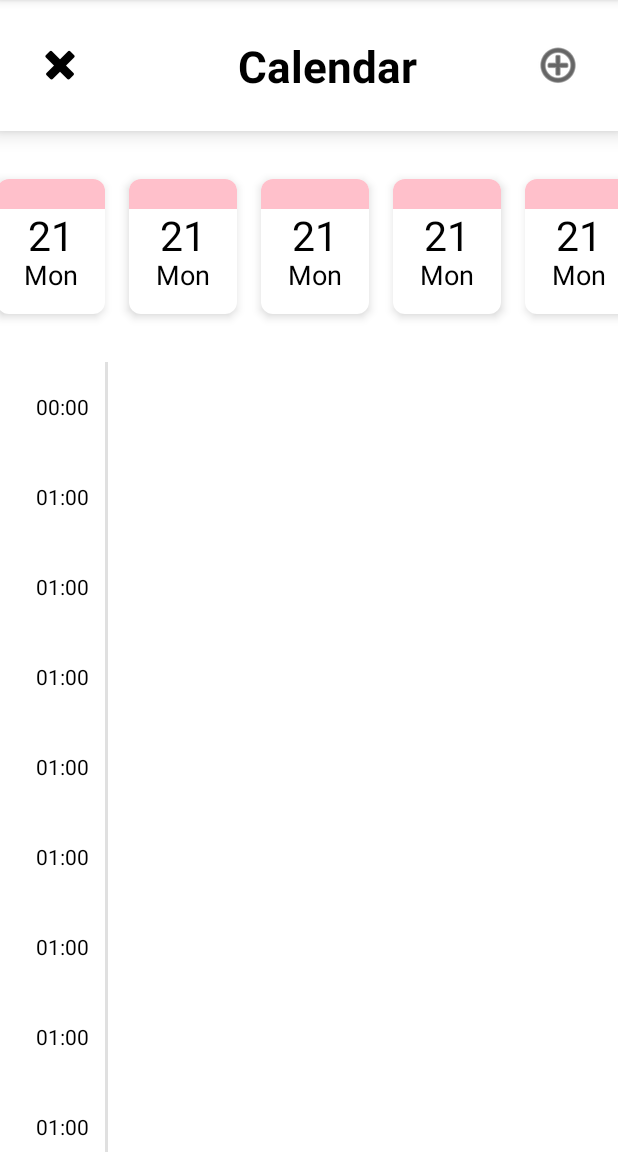
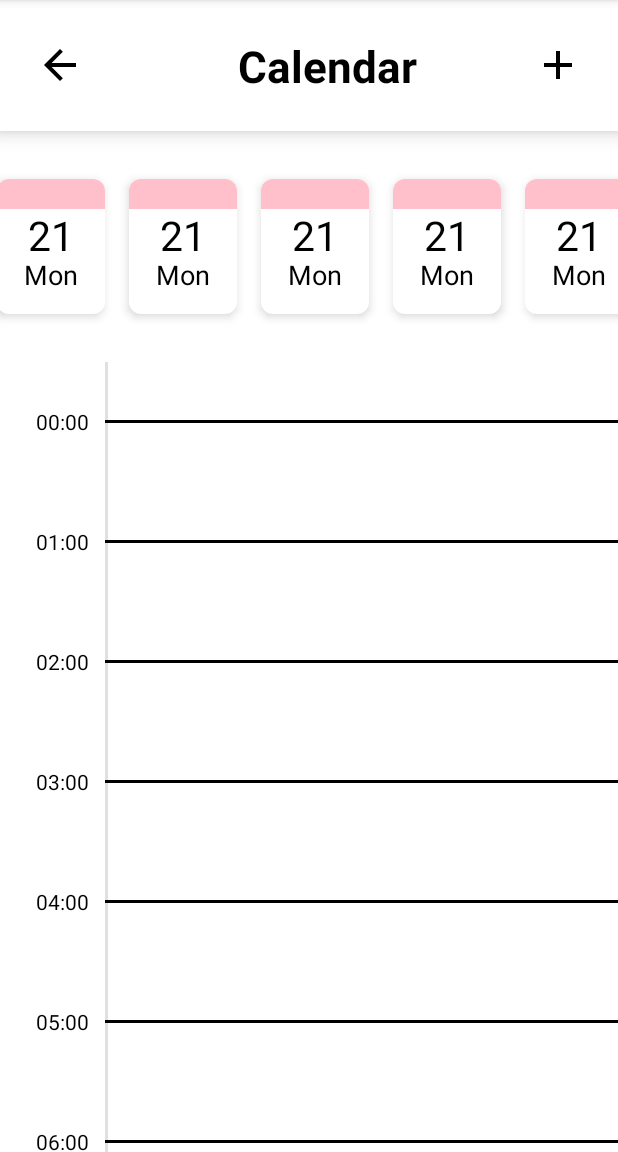
Before and after one commit to a9ek0/TasksAndProjectsManager, an Android app: the screen it shows after launch (MainActivity), on a phone screen of 412 x 824 dp, the part 84-1236 px from its top. Run offline under Robolectric (Android 15) with nearby library versions, the phone set to English and light mode, and no system bars.

Commit message:
Time marks implemented

```diff
--- /dev/null
+++ b/app/src/main/res/drawable/add.xml
@@ -0,0 +1,10 @@
+<vector xmlns:android="http://schemas.android.com/apk/res/android"
+    android:width="24dp"
+    android:height="24dp"
+    android:viewportWidth="960"
+    android:viewportHeight="960"
+    android:tint="?attr/colorControlNormal">
+  <path
+      android:fillColor="@android:color/white"
+      android:pathData="M440,520L200,520L200,440L440,440L440,200L520,200L520,440L760,440L760,520L520,520L520,760L440,760L440,520Z"/>
+</vector>
--- /dev/null
+++ b/app/src/main/res/drawable/arrow_back.xml
@@ -0,0 +1,11 @@
+<vector xmlns:android="http://schemas.android.com/apk/res/android"
+    android:width="24dp"
+    android:height="24dp"
+    android:viewportWidth="960"
+    android:viewportHeight="960"
+    android:tint="?attr/colorControlNormal"
+    android:autoMirrored="true">
+  <path
+      android:fillColor="@android:color/white"
+      android:pathData="M313,520L537,744L480,800L160,480L480,160L537,216L313,440L800,440L800,520L313,520Z"/>
+</vector>
--- a/app/src/main/res/layout/activity_main.xml
+++ b/app/src/main/res/layout/activity_main.xml
@@ -30,7 +30,7 @@
             android:id="@+id/backIcon"
             android:layout_width="32dp"
             android:layout_height="32dp"
-            android:src="@android:drawable/ic_delete"
+            android:src="@drawable/arrow_back"
             app:tint="@color/icon_color" />
 
         <!-- Заголовок -->
@@ -51,7 +51,7 @@
             android:id="@+id/addIcon"
             android:layout_width="32dp"
             android:layout_height="32dp"
-            android:src="@android:drawable/ic_menu_add"
+            android:src="@drawable/add"
             app:tint="@color/icon_color" />
     </LinearLayout>
 
@@ -91,7 +91,6 @@
         </LinearLayout>
     </HorizontalScrollView>
 
-    <!-- Временная шкала с событиями -->
     <ScrollView
         android:layout_width="0dp"
         android:layout_height="0dp"
@@ -121,188 +120,191 @@
                 android:layout_height="1440dp"
                 android:orientation="vertical">
 
-                <!-- Пример временной метки -->
+                <!-- Пример временной метки с горизонтальной линией -->
+                <RelativeLayout
+                    android:layout_width="match_parent"
+                    android:layout_height="80dp">
+
                     <TextView
                         android:layout_width="wrap_content"
-                    android:layout_height="60dp"
+                        android:layout_height="wrap_content"
                         android:text="00:00"
                         android:textSize="14sp"
                         android:textColor="@color/black"
                         android:layout_marginStart="24dp"
                         android:layout_marginEnd="24dp"
+                        android:layout_centerVertical="true"
                         android:gravity="center_vertical|start" />
 
-                <!-- Пример временной метки -->
+                    <!-- Горизонтальная линия от временной метки -->
+                    <View
+                        android:layout_width="wrap_content"
+                    android:layout_height="2dp"
+                    android:background="#000000"
+                    android:layout_marginStart="70dp"
+                    android:layout_centerVertical="true" />
+                </RelativeLayout>
+
+                <RelativeLayout
+                    android:layout_width="match_parent"
+                    android:layout_height="80dp">
+
                     <TextView
                         android:layout_width="wrap_content"
-                    android:layout_height="60dp"
+                        android:layout_height="wrap_content"
                         android:text="01:00"
                         android:textSize="14sp"
                         android:textColor="@color/black"
                         android:layout_marginStart="24dp"
                         android:layout_marginEnd="24dp"
+                        android:layout_centerVertical="true"
                         android:gravity="center_vertical|start" />
+
+                    <View
+                        android:layout_width="wrap_content"
+                        android:layout_height="2dp"
+                        android:background="#000000"
+                        android:layout_marginStart="70dp"
+                        android:layout_centerVertical="true" />
+                </RelativeLayout>
+
+                <RelativeLayout
+                    android:layout_width="match_parent"
+                    android:layout_height="80dp">
 
                     <TextView
                         android:layout_width="wrap_content"
-                    android:layout_height="60dp"
-                    android:text="01:00"
+                        android:layout_height="wrap_content"
+                        android:text="02:00"
                         android:textSize="14sp"
                         android:textColor="@color/black"
                         android:layout_marginStart="24dp"
                         android:layout_marginEnd="24dp"
+                        android:layout_centerVertical="true"
                         android:gravity="center_vertical|start" />
+
+                    <View
+                        android:layout_width="wrap_content"
+                        android:layout_height="2dp"
+                        android:background="#000000"
+                        android:layout_marginStart="70dp"
+                        android:layout_centerVertical="true" />
+                </RelativeLayout>
+
+                <RelativeLayout
+                    android:layout_width="match_parent"
+                    android:layout_height="80dp">
 
                     <TextView
                         android:layout_width="wrap_content"
-                    android:layout_height="60dp"
-                    android:text="01:00"
+                        android:layout_height="wrap_content"
+                        android:text="03:00"
                         android:textSize="14sp"
                         android:textColor="@color/black"
                         android:layout_marginStart="24dp"
                         android:layout_marginEnd="24dp"
+                        android:layout_centerVertical="true"
                         android:gravity="center_vertical|start" />
+
+                    <View
+                        android:layout_width="wrap_content"
+                        android:layout_height="2dp"
+                        android:background="#000000"
+                        android:layout_marginStart="70dp"
+                        android:layout_centerVertical="true" />
+                </RelativeLayout>
+
+                <RelativeLayout
+                    android:layout_width="match_parent"
+                    android:layout_height="80dp">
 
                     <TextView
                         android:layout_width="wrap_content"
-                    android:layout_height="60dp"
-                    android:text="01:00"
+                        android:layout_height="wrap_content"
+                        android:text="04:00"
                         android:textSize="14sp"
                         android:textColor="@color/black"
                         android:layout_marginStart="24dp"
                         android:layout_marginEnd="24dp"
+                        android:layout_centerVertical="true"
                         android:gravity="center_vertical|start" />
+
+                    <View
+                        android:layout_width="wrap_content"
+                        android:layout_height="2dp"
+                        android:background="#000000"
+                        android:layout_marginStart="70dp"
+                        android:layout_centerVertical="true" />
+                </RelativeLayout>
+
+                <RelativeLayout
+                    android:layout_width="match_parent"
+                    android:layout_height="80dp">
 
                     <TextView
                         android:layout_width="wrap_content"
-                    android:layout_height="60dp"
-                    android:text="01:00"
+                        android:layout_height="wrap_content"
+                        android:text="05:00"
                         android:textSize="14sp"
                         android:textColor="@color/black"
                         android:layout_marginStart="24dp"
                         android:layout_marginEnd="24dp"
+                        android:layout_centerVertical="true"
                         android:gravity="center_vertical|start" />
+
+                    <View
+                        android:layout_width="wrap_content"
+                        android:layout_height="2dp"
+                        android:background="#000000"
+                        android:layout_marginStart="70dp"
+                        android:layout_centerVertical="true" />
+                </RelativeLayout>
+
+                <RelativeLayout
+                    android:layout_width="match_parent"
+                    android:layout_height="80dp">
 
                     <TextView
                         android:layout_width="wrap_content"
-                    android:layout_height="60dp"
-                    android:text="01:00"
+                        android:layout_height="wrap_content"
+                        android:text="06:00"
                         android:textSize="14sp"
                         android:textColor="@color/black"
                         android:layout_marginStart="24dp"
                         android:layout_marginEnd="24dp"
+                        android:layout_centerVertical="true"
                         android:gravity="center_vertical|start" />
+
+                    <View
+                        android:layout_width="wrap_content"
+                        android:layout_height="2dp"
+                        android:background="#000000"
+                        android:layout_marginStart="70dp"
+                        android:layout_centerVertical="true" />
+                </RelativeLayout>
+
+                <RelativeLayout
+                    android:layout_width="match_parent"
+                    android:layout_height="80dp">
 
                     <TextView
                         android:layout_width="wrap_content"
-                    android:layout_height="60dp"
-                    android:text="01:00"
+                        android:layout_height="wrap_content"
+                        android:text="07:00"
                         android:textSize="14sp"
                         android:textColor="@color/black"
                         android:layout_marginStart="24dp"
                         android:layout_marginEnd="24dp"
+                        android:layout_centerVertical="true"
                         android:gravity="center_vertical|start" />
 
-                <TextView
+                    <View
                         android:layout_width="wrap_content"
-                    android:layout_height="60dp"
-                    android:text="01:00"
-                    android:textSize="14sp"
-                    android:textColor="@color/black"
-                    android:layout_marginStart="24dp"
-                    android:layout_marginEnd="24dp"
-                    android:gravity="center_vertical|start" />
-
-                <TextView
-                    android:layout_width="wrap_content"
-                    android:layout_height="60dp"
-                    android:text="01:00"
-                    android:textSize="14sp"
-                    android:textColor="@color/black"
-                    android:layout_marginStart="24dp"
-                    android:layout_marginEnd="24dp"
-                    android:gravity="center_vertical|start" />
-
-                <TextView
-                    android:layout_width="wrap_content"
-                    android:layout_height="60dp"
-                    android:text="01:00"
-                    android:textSize="14sp"
-                    android:textColor="@color/black"
-                    android:layout_marginStart="24dp"
-                    android:layout_marginEnd="24dp"
-                    android:gravity="center_vertical|start" />
-
-                <TextView
-                    android:layout_width="wrap_content"
-                    android:layout_height="60dp"
-                    android:text="01:00"
-                    android:textSize="14sp"
-                    android:textColor="@color/black"
-                    android:layout_marginStart="24dp"
-                    android:layout_marginEnd="24dp"
-                    android:gravity="center_vertical|start" />
-
-                <TextView
-                    android:layout_width="wrap_content"
-                    android:layout_height="60dp"
-                    android:text="01:00"
-                    android:textSize="14sp"
-                    android:textColor="@color/black"
-                    android:layout_marginStart="24dp"
-                    android:layout_marginEnd="24dp"
-                    android:gravity="center_vertical|start" />
-
-                <TextView
-                    android:layout_width="wrap_content"
-                    android:layout_height="60dp"
-                    android:text="01:00"
-                    android:textSize="14sp"
-                    android:textColor="@color/black"
-                    android:layout_marginStart="24dp"
-                    android:layout_marginEnd="24dp"
-                    android:gravity="center_vertical|start" />
-
-                <TextView
-                    android:layout_width="wrap_content"
-                    android:layout_height="60dp"
-                    android:text="01:00"
-                    android:textSize="14sp"
-                    android:textColor="@color/black"
-                    android:layout_marginStart="24dp"
-                    android:layout_marginEnd="24dp"
-                    android:gravity="center_vertical|start" />
-
-                <TextView
-                    android:layout_width="wrap_content"
-                    android:layout_height="60dp"
-                    android:text="01:00"
-                    android:textSize="14sp"
-                    android:textColor="@color/black"
-                    android:layout_marginStart="24dp"
-                    android:layout_marginEnd="24dp"
-                    android:gravity="center_vertical|start" />
-
-                <TextView
-                    android:layout_width="wrap_content"
-                    android:layout_height="60dp"
-                    android:text="01:00"
-                    android:textSize="14sp"
-                    android:textColor="@color/black"
-                    android:layout_marginStart="24dp"
-                    android:layout_marginEnd="24dp"
-                    android:gravity="center_vertical|start" />
-
-                <TextView
-                    android:layout_width="wrap_content"
-                    android:layout_height="60dp"
-                    android:text="01:00"
-                    android:textSize="14sp"
-                    android:textColor="@color/black"
-                    android:layout_marginStart="24dp"
-                    android:layout_marginEnd="24dp"
-                    android:gravity="center_vertical|start" />
-                <!-- Добавьте больше временных меток по аналогии -->
+                        android:layout_height="2dp"
+                        android:background="#000000"
+                        android:layout_marginStart="70dp"
+                        android:layout_centerVertical="true" />
+                </RelativeLayout>
 
             </LinearLayout>
 
@@ -311,6 +313,7 @@
         </RelativeLayout>
     </ScrollView>
 
+
     <androidx.constraintlayout.widget.Guideline
         android:id="@+id/guideline2"
         android:layout_width="wrap_content"
```
Lines whose indentation alone changed are shown as unchanged.
